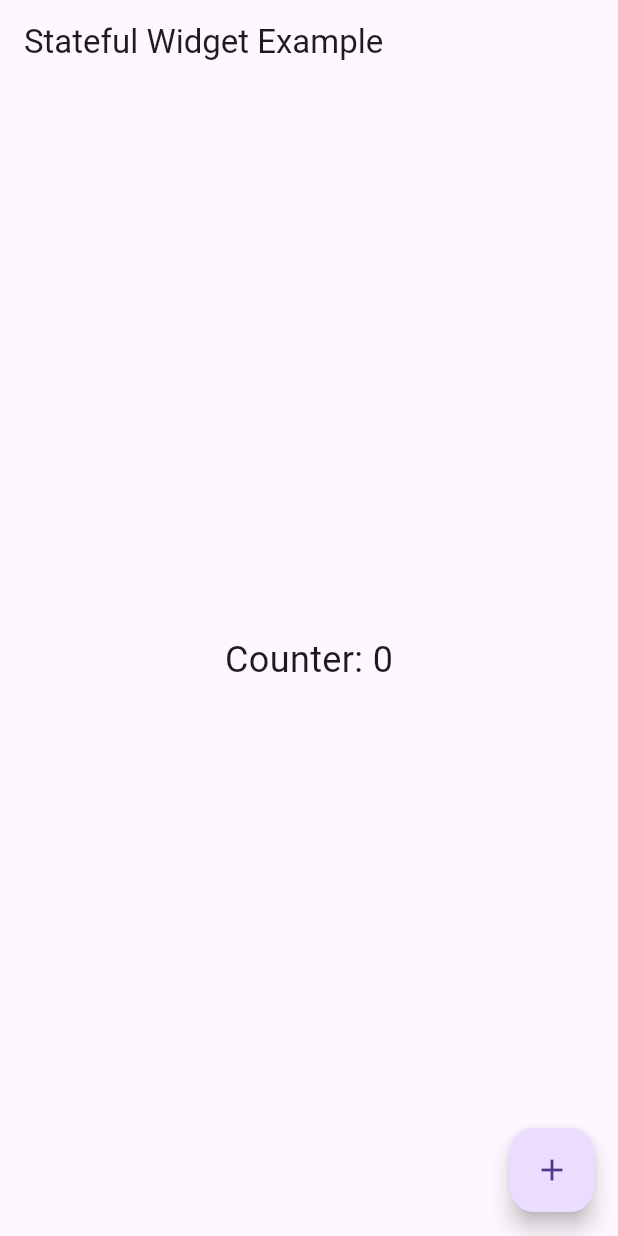
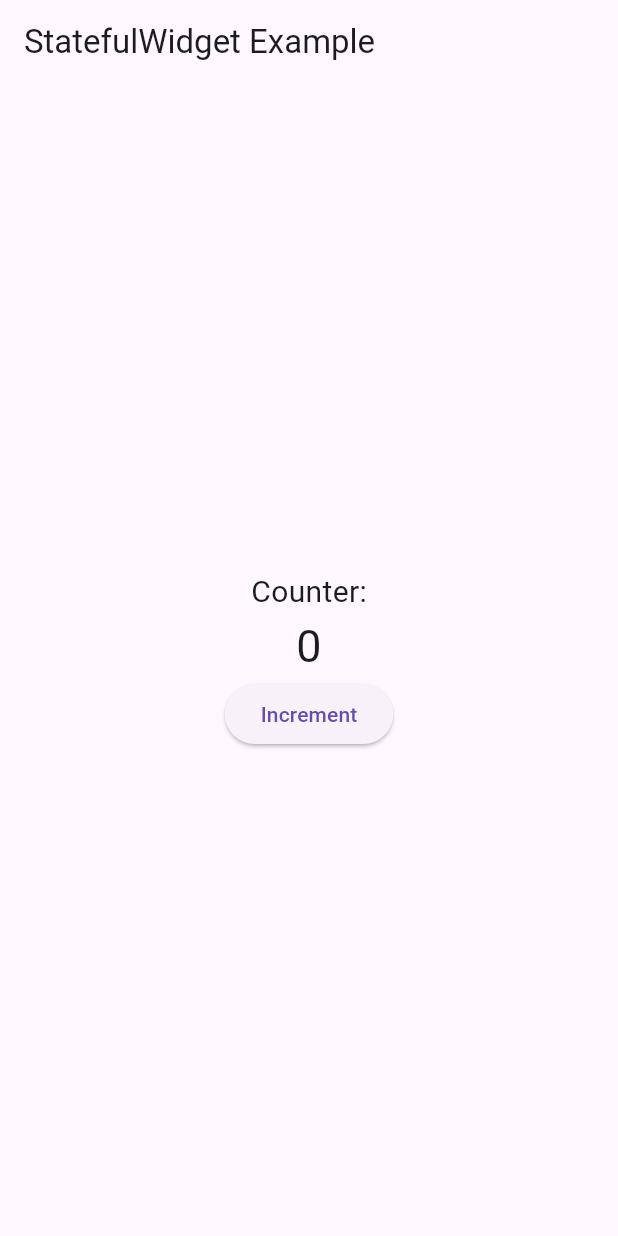
Before and after one commit to UmerFarooqJillani/Flutter-Learning, a Flutter app: the screen it shows after launch, on a phone screen of 412 x 824 dp. Run offline on Flutter 3.47's test engine with Material 3 defaults, Android fonts, the light colour scheme and no system bars.

Commit message:
Add the Routing Information and Statefulwidgets explanation

```diff
--- a/b_state_less_and_full_widgets_components/lib/statefulwidgets.dart
+++ b/b_state_less_and_full_widgets_components/lib/statefulwidgets.dart
@@ -1,48 +1,152 @@
 import 'package:flutter/material.dart';
+import './pages/dashboard.dart';
+import './pages/login_page.dart';
 
 void main() => runApp(MyApp());
 
+// 1. Root widget (Stateless)
 class MyApp extends StatelessWidget {
-  const MyApp({super.key});
   @override
   Widget build(BuildContext context) {
     return MaterialApp(
       debugShowCheckedModeBanner: false,
-      home: CounterApp(), // A StatefulWidget
+      title: 'Stateful Demo',
+      // home: CounterWidget(), // This is a Home route||you use only one home: or '/' becaise both are same
+      /*
+      -> You're telling Flutter:
+          Hey, when the app starts, show the UI defined in
+          CounterWidget first.
+      -> if I replace home: with something else?
+          import 'package:my_app/login_page.dart'; // Your file path
+          return MaterialApp(
+            home: LoginPage(),  // <- Now app starts from login page instead
+          );
+          more in below...
+      */
+      initialRoute: '/',
+      routes: {
+        '/': (context) => _CounterWidget(), // ('/' means Home route)
+        '/myapp': (context) => MyApp(), // same as the above working
+        '/login': (context) => LoginPage(),
+        '/dashboard': (context) => Dashboard(),
+      },
+
+      /*
+       --> Code structuring in flutter
+            - Make the folder for APP pages/screens, Folder name
+              must be pages/screens
+            - make the 'login_page.dart' to move the folder
+      */
+      /*
+      -> When Should You Replace 'home':
+          - Use home: for single-screen apps or simple apps.
+          - For multi-screen apps, you might prefer initialRoute: + routes
+
+      -> What Are 'initialRoute:' and 'routes:' in Flutter
+        - Flutter uses named routes to navigate between screens (pages).
+
+      -> initialRoute:
+        - The route (screen) to show first when app launches
+
+      -> routes:
+        - A map of route names to the widgets (screens) you want to show
+
+      -> '/login'
+        - A string key representing a named route
+
+      -> (context) => LoginPage()
+        - 'context' provide the infomation about location in a widget tree
+        - A function that returns the screen for the route
+
+      -> Visual Architecture:
+        MaterialApp
+        ├── initialRoute: '/login'
+        └── routes:
+              ├── '/login' → LoginPage()
+              └── '/dashboard' → Dashboard()
+      */
     );
   }
 }
 
-// Step 1: Create StatefulWidget
-class CounterApp extends StatefulWidget {
+// 2. StatefulWidget - describes the widget config
+class _CounterWidget extends StatefulWidget {
   @override
-  _CounterAppState createState() => _CounterAppState(); // Links to state class
+  CounterWidgetState createState() => CounterWidgetState();
+  // createState() --> Creates the associated State class
 }
 
-// Step 2: Create State class
-class _CounterAppState extends State<CounterApp> {
+// 3. State class - manages the mutable state
+class CounterWidgetState extends State<_CounterWidget> {
   int _counter = 0;
 
+  // Called when widget is inserted in the widget tree
+  @override
+  void initState() {
+    //initState() --> Called once when the widget is inserted
+    super.initState();
+    print("State Initialized");
+  }
+
+  // Trigger UI rebuild
   void _incrementCounter() {
     setState(() {
-      _counter++; // Triggers UI rebuild
+      // setState() --> Triggers UI rebuild with new state
+      _counter++;
     });
   }
 
+  // Build method rebuilds the UI on setState
   @override
   Widget build(BuildContext context) {
+    // build() --> Called every time UI needs to be rebuilt
     return Scaffold(
-      appBar: AppBar(title: Text("Stateful Widget Example")),
+      appBar: AppBar(title: Text('StatefulWidget Example')),
       body: Center(
-        child: Text(
-          'Counter: $_counter',
-          style: TextStyle(fontSize: 24),
+        child: Column(
+          mainAxisAlignment: MainAxisAlignment.center,
+          children: [
+            Text('Counter:', style: TextStyle(fontSize: 20)),
+            Text('$_counter', style: TextStyle(fontSize: 30)),
+            ElevatedButton(
+              onPressed: _incrementCounter,
+              child: Text('Increment'),
+
+              // used to check the routers
+              // onPressed: () {
+              //   _incrementCounter;
+              //   Navigator.pushNamed(context, '/dashboard');
+              // },
+              // child: Text('DashBoard'),
+            ),
+          ],
         ),
-      ),
-      floatingActionButton: FloatingActionButton(
-        onPressed: _incrementCounter,
-        child: Icon(Icons.add),
       ),
     );
   }
+
+  // Called when widget is removed from the tree
+  @override
+  void dispose() {
+    // dispose() --> Cleanup when widget is removed
+    print("State Disposed");
+    super.dispose();
+  }
 }
+
+/*
+--> Flutter Rebuild Flow
+      User clicks FAB
+             │
+             ▼
+      Trigger setState()
+             │
+             ▼
+      Flutter calls build()
+             │
+             ▼
+      New widget tree rendered
+             │
+             ▼
+      Updated UI on screen
+*/
```
Also changed, not shown: b_state_less_and_full_widgets_components/lib/pages/dashboard.dart (added, +24 -0 lines), b_state_less_and_full_widgets_components/lib/pages/login_page.dart (added, +26 -0 lines), 1 other file.
